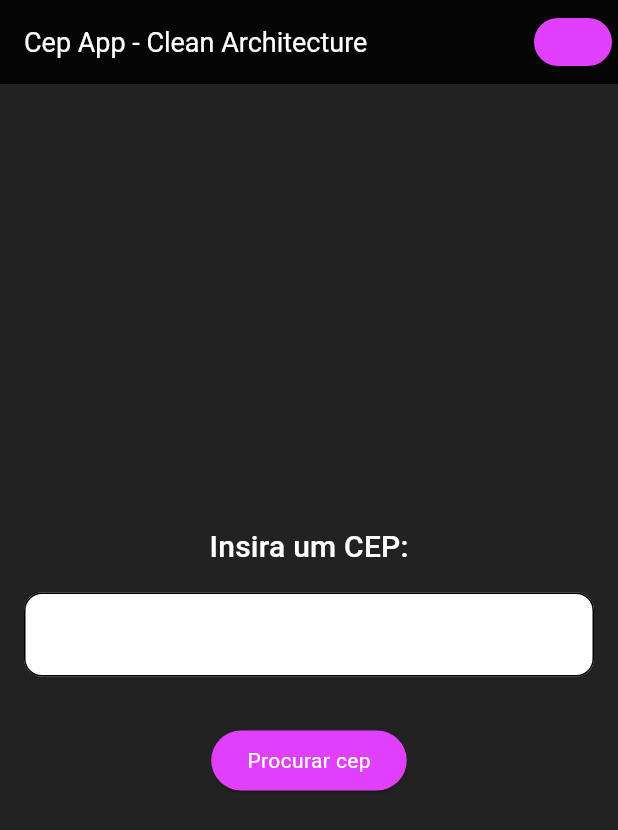
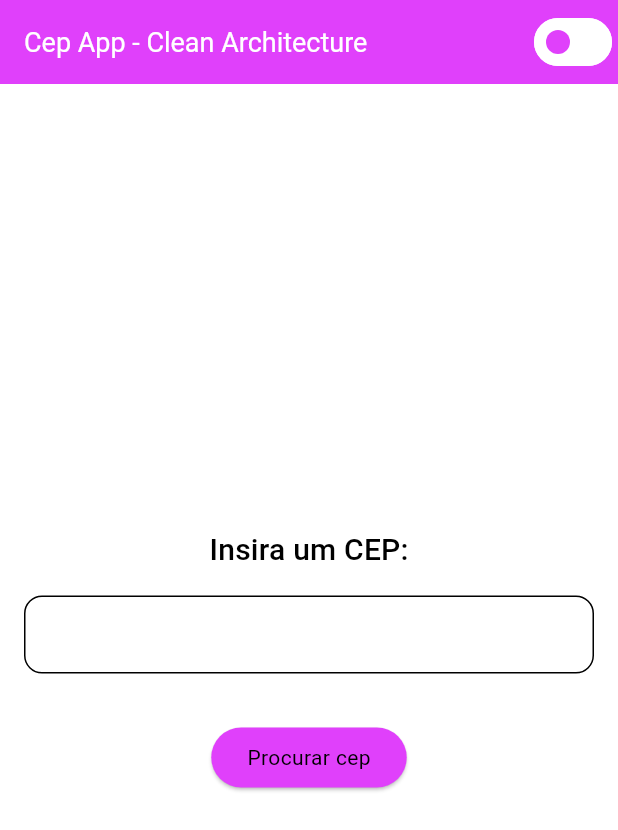
Before and after one commit to FlutterDicasBootcamp/flutter-clean-architecture-dart-3.0.0-riverpod, a Flutter app: the screen it shows after launch, on a phone screen of 412 x 824 dp. Shown: the top 830 px of the screen. Run offline on Flutter 3.47's test engine with Material 3 defaults, Android fonts, the phone set to English and light mode, and no system bars; our stand-ins replace dio, equatable, flutter_riverpod, shared_preferences.

Commit message:
fix: theme bug and font color

```diff
--- a/lib/features/cep/presentation/screens/cep_screen.dart
+++ b/lib/features/cep/presentation/screens/cep_screen.dart
@@ -33,6 +33,7 @@ class _CepScreenState extends ConsumerState<CepScreen> with CepTECMixin {
     final notifier = ref.watch<CepNotifier>(cepNotifierProvider.notifier);
 
     return CepScreenScaffold(
+      title: 'Cep App - Clean Architecture',
       body: Padding(
         padding: const EdgeInsets.symmetric(horizontal: 16.0),
         child: Form(
@@ -63,6 +64,7 @@ class _CepScreenState extends ConsumerState<CepScreen> with CepTECMixin {
                 },
                 const SizedBox(height: 16),
                 TextFormField(
+                  style: context.getTextTheme.bodyMedium,
                   key: zipCodeInput,
                   controller: cepTEC,
                   validator: (String? cep) {
--- a/lib/features/cep/presentation/widgets/cep_screen_app_bar.dart
+++ b/lib/features/cep/presentation/widgets/cep_screen_app_bar.dart
@@ -5,9 +5,10 @@ import 'package:flutter_dicas_cep_clean_architecture/shared/ui/theme/domain/prov
 import 'package:flutter_riverpod/flutter_riverpod.dart';
 
 class CepScreenScaffold extends ConsumerStatefulWidget {
+  final String title;
   final Widget body;
 
-  const CepScreenScaffold({required this.body, super.key});
+  const CepScreenScaffold({required this.title, required this.body, super.key});
 
   @override
   ConsumerState<CepScreenScaffold> createState() => _CepScreenScaffoldState();
@@ -29,12 +30,12 @@ class _CepScreenScaffoldState extends ConsumerState<CepScreenScaffold> {
     return Scaffold(
       appBar: AppBar(
         actions: [
-          Switch(
-            value: themeState.getTheme == ThemeMode.light,
+          Switch.adaptive(
+            value: themeState.getTheme == ThemeMode.dark,
             onChanged: (_) => themeNotifier.changeTheme(context),
           )
         ],
-        title: const Text('Cep App - Clean Architecture'),
+        title: Text(widget.title),
       ),
       body: widget.body,
     );
--- a/lib/shared/main/cep_app.dart
+++ b/lib/shared/main/cep_app.dart
@@ -4,16 +4,17 @@ import 'package:flutter_dicas_cep_clean_architecture/shared/ui/theme/cep_app_the
 import 'package:flutter_dicas_cep_clean_architecture/shared/ui/theme/domain/providers/theme_notifier_provider.dart';
 import 'package:flutter_riverpod/flutter_riverpod.dart';
 
+import '../ui/theme/domain/cep_config.dart';
+
 class CepApp extends StatelessWidget {
   const CepApp({super.key});
 
-  // This widget is the root of your application.
   @override
   Widget build(BuildContext context) {
     return ProviderScope(
       child: Consumer(
         builder: (_, ref, __) => MaterialApp(
-          title: 'Cep App - Clean Architecture',
+          title: CepConfig.title,
           theme: CepAppTheme.light,
           darkTheme: CepAppTheme.dark,
           themeMode: ref.watch(themeNotifierProvider).getTheme,
--- a/lib/shared/ui/theme/cep_app_theme.dart
+++ b/lib/shared/ui/theme/cep_app_theme.dart
@@ -3,6 +3,7 @@ import 'package:flutter_dicas_cep_clean_architecture/shared/ui/theme/cep_app_col
 
 sealed class CepAppTheme {
   static ThemeData get light => ThemeData(
+        brightness: Brightness.light,
         colorScheme: ColorScheme(
           brightness: Brightness.light,
           primary: CepAppColors.primaryColor,
@@ -18,6 +19,7 @@ sealed class CepAppTheme {
         ),
         inputDecorationTheme: InputDecorationTheme(
           filled: true,
+          fillColor: CepAppColors.lightBgColor,
           border: OutlineInputBorder(
             borderRadius: BorderRadius.circular(12),
           ),
@@ -31,53 +33,63 @@ sealed class CepAppTheme {
             borderRadius: BorderRadius.circular(12),
           ),
         ),
+        elevatedButtonTheme: ElevatedButtonThemeData(
+          style: ElevatedButton.styleFrom(
+            backgroundColor: Colors.purpleAccent,
+          ),
+        ),
+        switchTheme: SwitchThemeData(
+          trackColor: MaterialStateProperty.all(Colors.white),
+          thumbColor: MaterialStatePropertyAll(
+            CepAppColors.primaryColor,
+          ),
+        ),
         appBarTheme: AppBarTheme(
-          backgroundColor: Colors.black87,
+          backgroundColor: CepAppColors.primaryColor,
           titleTextStyle: TextStyle(
             color: CepAppColors.secondaryColor,
             fontSize: 18,
           ),
         ),
-        scaffoldBackgroundColor: CepAppColors.darkBgColor,
-        elevatedButtonTheme: ElevatedButtonThemeData(
-          style: ElevatedButton.styleFrom(
-            backgroundColor: Colors.purpleAccent,
-          ),
-        ),
+        scaffoldBackgroundColor: CepAppColors.secondaryColor,
         textTheme: TextTheme(
           bodyMedium: TextStyle(
-            color: CepAppColors.whiteColor,
+            color: CepAppColors.blackColor,
             fontSize: 14,
           ),
           titleMedium: TextStyle(
-            color: CepAppColors.whiteColor,
+            color: CepAppColors.blackColor,
             fontSize: 20,
           ),
         ),
       );
 
   static ThemeData get dark => light.copyWith(
+        appBarTheme: light.appBarTheme.copyWith(
+          backgroundColor: Colors.black87,
+          titleTextStyle: light.appBarTheme.titleTextStyle!.copyWith(
+            color: CepAppColors.secondaryColor,
+          ),
+        ),
+        scaffoldBackgroundColor: CepAppColors.darkBgColor,
         brightness: Brightness.dark,
         colorScheme: light.colorScheme.copyWith(
+          brightness: Brightness.dark,
           background: CepAppColors.darkBgColor,
           onBackground: CepAppColors.darkBgColor,
           surface: CepAppColors.darkBgColor,
           onSurface: CepAppColors.darkBgColor,
         ),
-        appBarTheme: light.appBarTheme.copyWith(
-          backgroundColor: CepAppColors.primaryColor,
-          titleTextStyle: light.appBarTheme.titleTextStyle!.copyWith(
-            color: CepAppColors.secondaryColor,
+        textTheme: light.textTheme.copyWith(
+          bodyMedium: light.textTheme.bodyMedium!.copyWith(
+            color: CepAppColors.whiteColor,
+          ),
+          titleMedium: light.textTheme.titleMedium!.copyWith(
+            color: CepAppColors.whiteColor,
           ),
         ),
-        scaffoldBackgroundColor: CepAppColors.secondaryColor,
-        textTheme: light.textTheme.copyWith(
-          bodyMedium: light.textTheme.bodyMedium!.copyWith(
-            color: CepAppColors.blackColor,
-          ),
-          titleMedium: light.textTheme.titleMedium!.copyWith(
-            color: CepAppColors.blackColor,
-          ),
+        inputDecorationTheme: light.inputDecorationTheme.copyWith(
+          fillColor: CepAppColors.blackColor,
         ),
       );
 }
--- /dev/null
+++ b/lib/shared/ui/theme/domain/cep_config.dart
@@ -0,0 +1,3 @@
+sealed class CepConfig {
+  static const String title = 'Cep App - Clean Architecture';
+}
```
Also changed, not shown: pubspec.lock.
